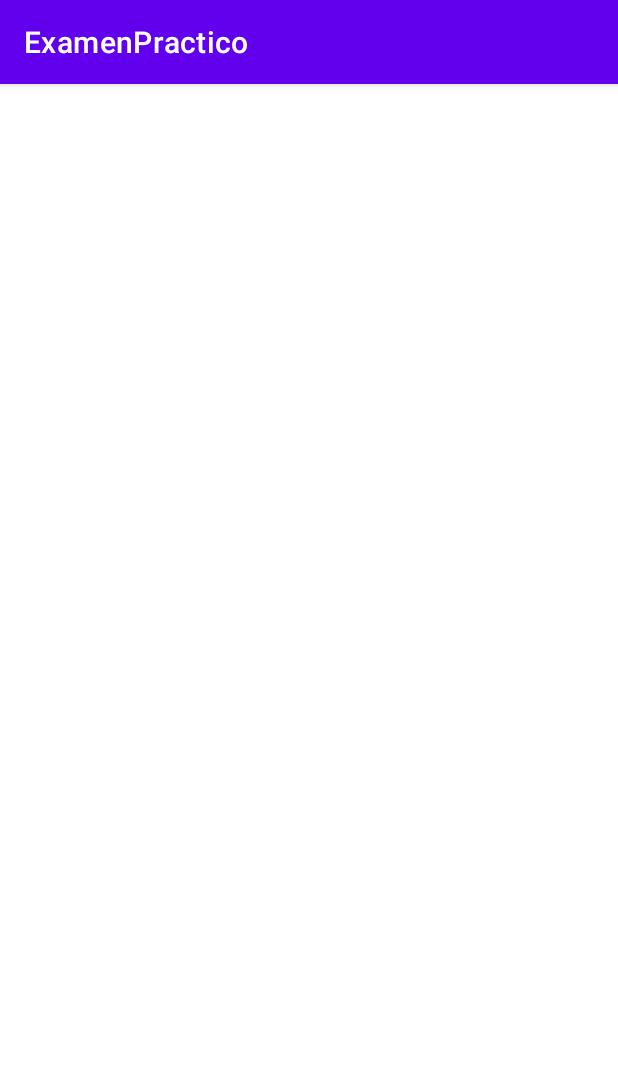
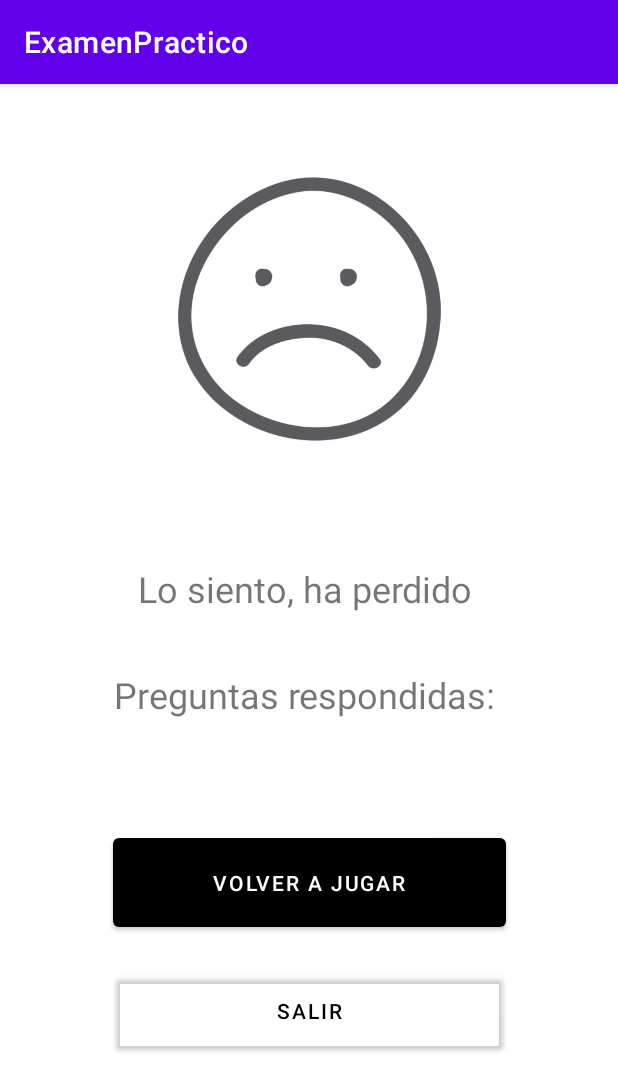
Before and after one commit to yoston/ExamenPractico, an Android app: the GameOver screen opened directly, with no data from a screen before it, on a phone screen of 412 x 824 dp. Shown: the top 1091 px of the screen. Run offline under Robolectric (Android 15) with nearby library versions, the phone set to English and light mode, and no system bars.

Commit message:
activities win lose
2 activities

```diff
--- a/app/src/main/res/layout/activity_game_over.xml
+++ b/app/src/main/res/layout/activity_game_over.xml
@@ -4,6 +4,64 @@
     xmlns:tools="http://schemas.android.com/tools"
     android:layout_width="match_parent"
     android:layout_height="match_parent"
-    tools:context=".GameOver">
+    tools:context=".Ganador">
 
+    <Button
+        android:id="@+id/button2"
+        android:layout_width="258dp"
+        android:layout_height="60dp"
+        android:layout_marginTop="20dp"
+        android:text="Salir"
+        android:textColor="#000000"
+        app:backgroundTint="#00000000"
+        app:iconTint="#171616"
+        app:layout_constraintEnd_toEndOf="parent"
+        app:layout_constraintStart_toStartOf="parent"
+        app:layout_constraintTop_toBottomOf="@+id/button"
+        app:rippleColor="#4C1515" />
+
+    <ImageView
+        android:id="@+id/imageView2"
+        android:layout_width="191dp"
+        android:layout_height="292dp"
+        android:layout_marginTop="4dp"
+        app:layout_constraintEnd_toEndOf="parent"
+        app:layout_constraintStart_toStartOf="parent"
+        app:layout_constraintTop_toTopOf="parent"
+        app:srcCompat="@drawable/sad" />
+
+    <TextView
+        android:id="@+id/txtlost"
+        android:layout_width="252dp"
+        android:layout_height="65dp"
+        android:layout_marginTop="8dp"
+        android:gravity="center"
+        android:text="Lo siento, ha perdido "
+        android:textSize="24sp"
+        app:layout_constraintEnd_toEndOf="parent"
+        app:layout_constraintStart_toStartOf="parent"
+        app:layout_constraintTop_toBottomOf="@+id/imageView2" />
+
+    <TextView
+        android:id="@+id/txtans"
+        android:layout_width="319dp"
+        android:layout_height="59dp"
+        android:layout_marginTop="8dp"
+        android:gravity="center"
+        android:text="Preguntas respondidas: "
+        android:textSize="24sp"
+        app:layout_constraintEnd_toEndOf="parent"
+        app:layout_constraintStart_toStartOf="parent"
+        app:layout_constraintTop_toBottomOf="@+id/txtlost" />
+
+    <Button
+        android:id="@+id/button"
+        android:layout_width="262dp"
+        android:layout_height="71dp"
+        android:layout_marginTop="60dp"
+        android:text="Volver a Jugar"
+        app:backgroundTint="#000000"
+        app:layout_constraintEnd_toEndOf="parent"
+        app:layout_constraintStart_toStartOf="parent"
+        app:layout_constraintTop_toBottomOf="@+id/txtans" />
 </androidx.constraintlayout.widget.ConstraintLayout>
```
Also changed, not shown: app/src/main/res/layout/activity_ganador.xml (+50 -0 lines), app/src/main/res/layout/activity_trivia.xml (deleted, +0 -9 lines), app/src/main/res/drawable/happy.png (added), app/src/main/res/drawable/qr_code.png (added), app/src/main/res/drawable/sad.png (added).
